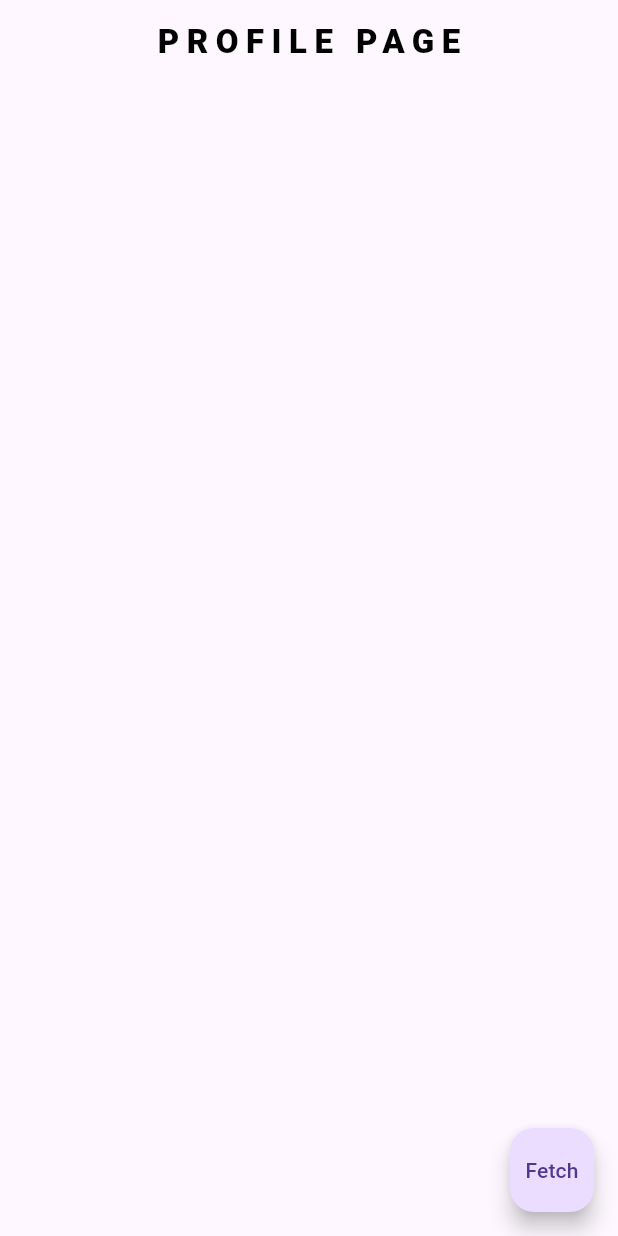
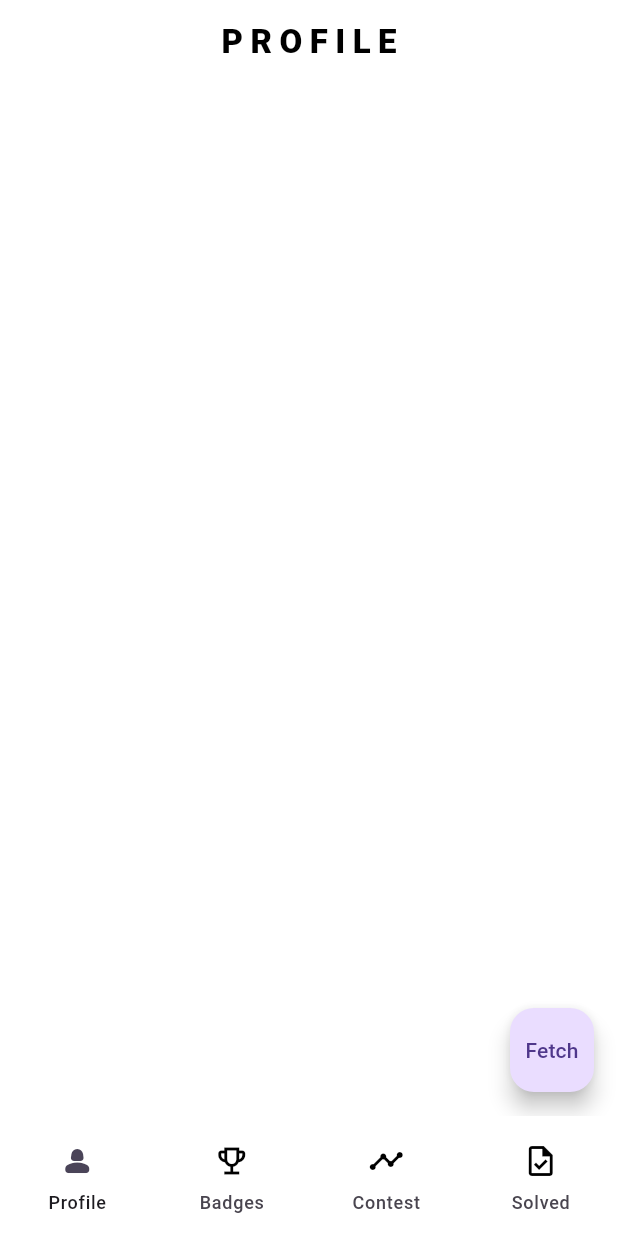
Before and after one commit to shreeyansh64/leet, a Flutter app: the screen it shows after launch, on a phone screen of 412 x 824 dp. Run offline on Flutter 3.47's test engine with Material 3 defaults, Android fonts, the phone set to English and light mode, and no system bars.

Commit message:
Added Pages

```diff
--- a/lib/main.dart
+++ b/lib/main.dart
@@ -1,7 +1,11 @@
+import 'package:flutter/foundation.dart';
 import 'package:flutter/material.dart';
+import 'package:leet/view/badgespage.dart';
+import 'package:leet/view/contestpage.dart';
 import 'package:leet/view/profilePage.dart';
+import 'package:leet/view/solvedpage.dart';
 
-void main(){
+void main() {
   runApp(const MyApp());
 }
 
@@ -10,8 +14,53 @@ class MyApp extends StatelessWidget {
 
   @override
   Widget build(BuildContext context) {
-    return MaterialApp(
-      home: ProfilePage(),
+    return MaterialApp(home: MainPage());
+  }
+}
+
+class MainPage extends StatefulWidget {
+  const MainPage({super.key});
+
+  @override
+  State<MainPage> createState() => _MainPageState();
+}
+
+class _MainPageState extends State<MainPage> {
+
+  int _currentIndex = 0;
+
+  final List<Widget> _pages = [
+    ProfilePage(),
+    BadgesPage(),
+    ContestPage(),
+    SolvedPage()
+  ];
+
+
+  @override
+  Widget build(BuildContext context) {
+    return Scaffold(
+      body: _pages[_currentIndex],
+
+      bottomNavigationBar: NavigationBarTheme(
+        data: NavigationBarThemeData(
+          backgroundColor: Colors.white,
+          indicatorColor: Colors.white,
+        ),
+        child: NavigationBar(
+          selectedIndex: _currentIndex,
+          onDestinationSelected: (value) {
+            setState(() {
+              _currentIndex = value;
+            });
+          },
+          destinations: [
+          NavigationDestination(icon: Icon(Icons.person_2_outlined,color: Colors.black,), label: "Profile",selectedIcon: Icon(Icons.person_2_rounded),),
+          NavigationDestination(icon: Icon(Icons.emoji_events_outlined,color: Colors.black,), label: "Badges",selectedIcon: Icon(Icons.emoji_events),),
+          NavigationDestination(icon: Icon(Icons.timeline_outlined,color: Colors.black,), label: "Contest",selectedIcon: Icon(Icons.timeline_rounded),),
+          NavigationDestination(icon: Icon(Icons.task_outlined,color: Colors.black,), label: "Solved",selectedIcon: Icon(Icons.task),)
+        ]),
+      ),
     );
   }
 }
--- a/lib/view/profilePage.dart
+++ b/lib/view/profilePage.dart
@@ -15,10 +15,12 @@ class _ProfilePageState extends State<ProfilePage> {
   @override
   Widget build(BuildContext context) {
     return Scaffold(
+      backgroundColor: Colors.white,
       appBar: AppBar(
+        backgroundColor: Colors.white,
         title: Center(
           child: Text(
-            "PROFILE PAGE",
+            "PROFILE",
             style: TextStyle(
               color: Colors.black,
               letterSpacing: 5,
@@ -57,7 +59,7 @@ class _ProfilePageState extends State<ProfilePage> {
 
   void fetch()async{
     print("Button clicked");
-    final url = "https://alfa-leetcode-api.onrender.com/cpcs";
+    final url = "http://192.168.1.12/cpcs";
     final uri = Uri.parse(url);
     final res = await http.get(uri);
     final body = res.body;
```
Also changed, not shown: lib/view/badgespage.dart (added, +30 -0 lines), lib/view/contestpage.dart (added, +30 -0 lines), lib/view/solvedpage.dart (added, +30 -0 lines).
